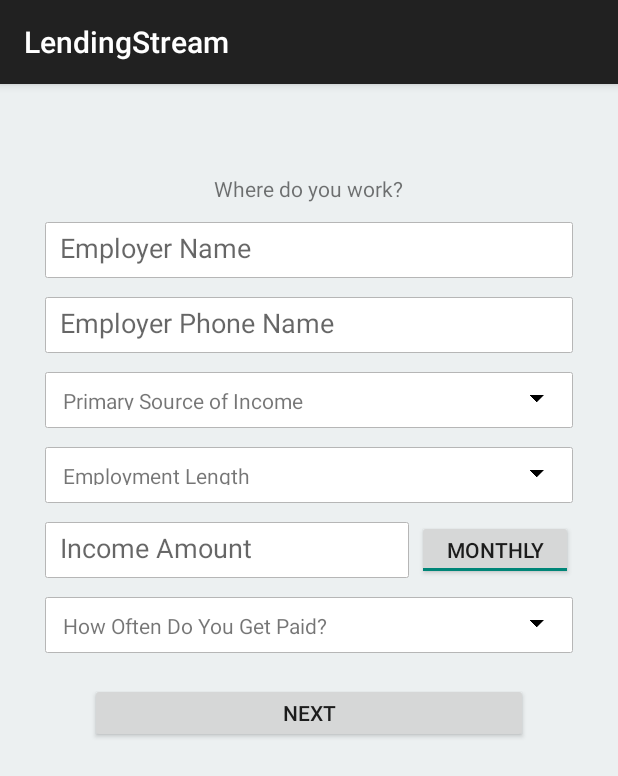
After one commit to prakashselvam/AndroidHackathonGA, an Android app: the fragment PhaseFourFragment shown on its own in the app's theme, on a phone screen of 412 x 824 dp. The commit adds this screen. Shown: the top 776 px of the screen. Run offline under Robolectric (Android 15) with nearby library versions, the phone set to English and light mode, and no system bars; 1 statement that could not run was skipped.

Commit message:
+ implemented application phase four

```diff
--- a/app/src/main/java/com/global/analytics/firstsampleapp/ApplicationFragmentAdapter.java
+++ b/app/src/main/java/com/global/analytics/firstsampleapp/ApplicationFragmentAdapter.java
@@ -10,7 +10,7 @@ import android.support.v4.app.FragmentPagerAdapter;
  */
 public class ApplicationFragmentAdapter extends FragmentPagerAdapter {
 
-    final int PAGE_COUNT = 3;
+    final int PAGE_COUNT = 4;
     /** Constructor of the class */
     public ApplicationFragmentAdapter(FragmentManager fm) {
         super(fm);
@@ -40,6 +40,13 @@ public class ApplicationFragmentAdapter extends FragmentPagerAdapter {
             myFragment.setArguments(data);
             return myFragment;
         }
+        else if (arg0 == 3) {
+            PhaseFourFragment myFragment = new PhaseFourFragment();
+            Bundle data = new Bundle();
+            data.putInt("current_page", arg0 + 1);
+            myFragment.setArguments(data);
+            return myFragment;
+        }
         return null;
     }
 
--- /dev/null
+++ b/app/src/main/java/com/global/analytics/firstsampleapp/PhaseFourFragment.java
@@ -0,0 +1,64 @@
+package com.global.analytics.firstsampleapp;
+
+import android.os.Bundle;
+import android.support.v4.app.Fragment;
+import android.view.LayoutInflater;
+import android.view.View;
+import android.view.ViewGroup;
+
+import java.util.Arrays;
+import java.util.LinkedList;
+import java.util.List;
+
+/**
+ * Created by Prakash on 16/10/15.
+ */
+public class PhaseFourFragment extends Fragment {
+
+    int mCurrentPage;
+
+    @Override
+    public void onCreate(Bundle savedInstanceState) {
+        super.onCreate(savedInstanceState);
+
+        /** Getting the arguments to the Bundle object */
+        Bundle data = getArguments();
+
+        /** Getting integer data of the key current_page from the bundle */
+        mCurrentPage = data.getInt("current_page", 0);
+
+    }
+
+    @Override
+    public View onCreateView(LayoutInflater inflater, ViewGroup container, Bundle savedInstanceState) {
+
+        View v = inflater.inflate(R.layout.content_phase_four, container,false);
+
+        NiceSpinner IncomeSource = (NiceSpinner) v.findViewById(R.id.IncomeSource);
+        List<String> dataset = new LinkedList<>(Arrays.asList("Primary Source of Income",
+                "Full time employment", "Part time employment", "Self-employed", "Unemployed"
+                ,"Temporary employment"));
+        IncomeSource.attachDataSource(dataset);
+
+        NiceSpinner EmploymentLength = (NiceSpinner) v.findViewById(R.id.EmploymentLength);
+        List<String> dataset1 = new LinkedList<>(Arrays.asList("Employment Length","1 to 3 Months",
+                "4 to 6 Months", "7 to 12 Months", "1 Year to 2 Years","3 Year to 6 Years"));
+        EmploymentLength.attachDataSource(dataset1);
+
+        NiceSpinner HowOften = (NiceSpinner) v.findViewById(R.id.HowOften);
+        List<String> dataset3 = new LinkedList<>(Arrays.asList("How Often Do You Get Paid?","Monthly",
+                "Weekly", "Twice in a Month","Every two weeks"));
+        HowOften.attachDataSource(dataset3);
+
+
+        if (mCurrentPage == 1) {
+
+        }else if (mCurrentPage == 2) {
+
+        }else if (mCurrentPage == 3) {
+
+        }
+        return v;
+    }
+
+}
--- /dev/null
+++ b/app/src/main/res/layout/content_phase_four.xml
@@ -0,0 +1,87 @@
+<LinearLayout
+    xmlns:android="http://schemas.android.com/apk/res/android"
+    xmlns:tools="http://schemas.android.com/tools"
+    android:id="@+id/bSearch2"
+    android:layout_width="fill_parent"
+    android:layout_height="fill_parent"
+    android:background="#ecf0f1"
+    android:clickable="false"
+    android:padding="30dp"
+    android:orientation="vertical"
+    android:gravity="top|center"
+    android:layout_gravity="center">
+
+    <TextView
+        android:layout_width="wrap_content"
+        android:layout_height="wrap_content"
+        android:layout_marginTop="30dp"
+        android:text="Where do you work?"
+        android:layout_marginBottom="10dp"/>
+
+    <EditText
+        android:id="@+id/EmployerName"
+        android:layout_width="match_parent"
+        android:layout_height="40dp"
+        android:layout_marginBottom="10dp"
+        android:background="@drawable/spinner_drawable"
+        android:hint="Employer Name"
+        android:paddingLeft="10dp"/>
+
+    <EditText
+        android:id="@+id/EmployerPhoneName"
+        android:layout_width="match_parent"
+        android:layout_height="40dp"
+        android:layout_marginBottom="10dp"
+        android:background="@drawable/spinner_drawable"
+        android:hint="Employer Phone Name"
+        android:paddingLeft="10dp"/>
+    <com.global.analytics.firstsampleapp.NiceSpinner
+        android:id="@+id/IncomeSource"
+        android:layout_width="match_parent"
+        android:layout_height="40dp"
+        android:layout_marginBottom="10dp"/>
+    <com.global.analytics.firstsampleapp.NiceSpinner
+        android:id="@+id/EmploymentLength"
+        android:layout_width="match_parent"
+        android:layout_height="40dp"
+        android:layout_marginBottom="10dp"/>
+    <LinearLayout
+        android:layout_width="match_parent"
+        android:layout_height="wrap_content"
+        android:orientation="horizontal">
+        <EditText
+            android:id="@+id/IncomeAmount"
+            android:layout_width="0dp"
+            android:layout_weight="0.7"
+            android:layout_height="40dp"
+            android:layout_marginBottom="10dp"
+            android:background="@drawable/spinner_drawable"
+            android:hint="Income Amount"
+            android:paddingLeft="10dp"
+            android:layout_marginRight="5dp"/>
+
+        <ToggleButton
+            android:id="@+id/toggleButton2"
+            android:layout_width="0dp"
+            android:layout_weight="0.3"
+            android:layout_height="40dp"
+            android:textOn="Monthly"
+            android:textOff="Weekly"
+            android:checked="true" />
+    </LinearLayout>
+    <com.global.analytics.firstsampleapp.NiceSpinner
+        android:id="@+id/HowOften"
+        android:layout_width="match_parent"
+        android:layout_height="40dp"
+        android:layout_marginBottom="10dp"/>
+
+
+    <Button
+        android:layout_width="match_parent"
+        android:layout_height="40dp"
+        android:layout_marginTop="10dp"
+        android:layout_marginLeft="30dp"
+        android:layout_marginRight="30dp"
+        android:text= "Next"/>
+
+</LinearLayout>
```
